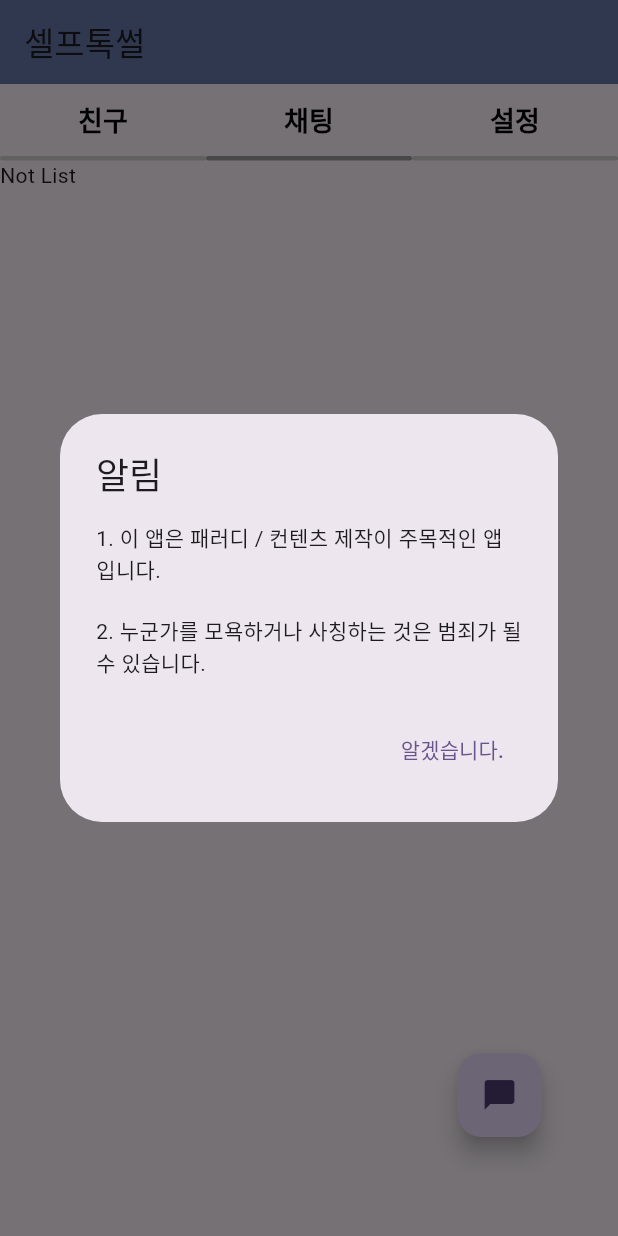
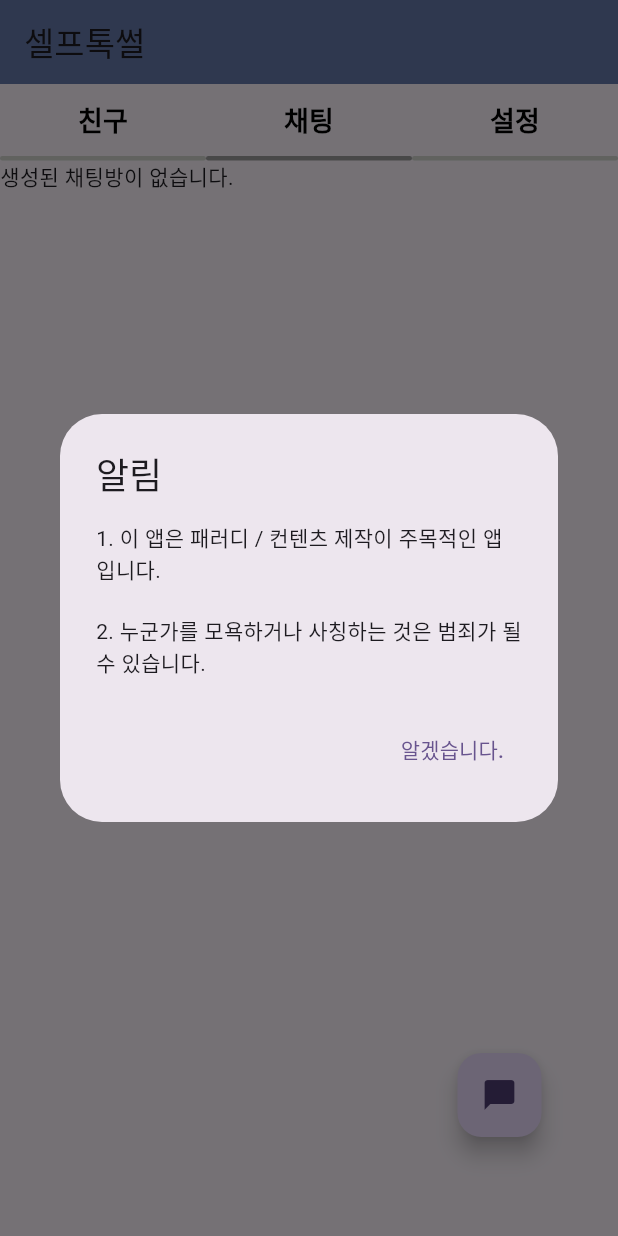
Before and after one commit to mmol93/flutter_self_talk, a Flutter app: the screen it shows after launch, swiped to page 2, on a phone screen of 412 x 824 dp. Run offline on Flutter 3.47's test engine with Material 3 defaults, Android fonts, the phone set to English and light mode, and no system bars; drawn by our look-alikes of smooth_page_indicator; our stand-ins replace flutter_riverpod, fluttertoast, google_fonts, image_picker, logger, shared_preferences and 1 more; accounts and stored records are empty.

Commit message:
1. 채팅 리스트 아이템이 동적으로 데이터를 받아서 UI에 표시하도록 변경 2. Chat Model에 lastMessage, alarmOnOff 항목 추가

```diff
--- a/lib/screens/home/chat_list_screen.dart
+++ b/lib/screens/home/chat_list_screen.dart
@@ -14,15 +14,16 @@ class _ChatListScreen extends ConsumerState<ChatListScreen> {
   @override
   Widget build(BuildContext context) {
     final viewModel = ref.watch(chatViewModelProvider.notifier);
-    final chatList = ref.watch(chatViewModelProvider);
+    final chatData = ref.watch(chatViewModelProvider);
     return Scaffold(
       body: Expanded(
-        child: Column(
-          children: [
-            if (chatList != null) ChatRoomListItem(chatRoom: chatList,) else Text("Not List"),
-          ],
-        ),
-      ),
+          child: chatData != null
+              ? Column(
+                  children: chatData.chatList!.entries
+                      .map((chatInfo) => ChatRoomListItem(chat: chatInfo.value))
+                      .toList(),
+                )
+              : Text("생성된 채팅방이 없습니다.")),
       floatingActionButton: Container(
         margin: const EdgeInsets.only(bottom: 50, right: 35),
         child: FloatingActionButton(
--- /dev/null
+++ b/lib/utils/Typedefs.dart
@@ -0,0 +1 @@
+typedef ChatRoomUniqueId = String;
--- a/lib/viewModel/chat_viewModel.dart
+++ b/lib/viewModel/chat_viewModel.dart
@@ -9,6 +9,7 @@ final chatViewModelProvider = StateNotifierProvider<ChatViewModel, ChatRoom?>(
 // ChatList 예시
 ChatRoom dummyChatList = ChatRoom(chatList: {
   "abcd1": Chat(
+    lastMessage: "마지막 메시지",
     title: '친구들과의 채팅1',
     messageList: [
       Message(
@@ -52,6 +53,8 @@ ChatRoom dummyChatList = ChatRoom(chatList: {
     modifiedDate: DateTime.now().add(const Duration(minutes: 1)),
   ),
   "abcd2": Chat(
+    lastMessage: "마지막 메시지",
+    alarmOnOff: false,
     title: '친구들과의 채팅2',
     messageList: [
       Message(
--- a/pubspec.yaml
+++ b/pubspec.yaml
@@ -76,6 +76,9 @@ dependencies:
   # build_runner - https://pub.dev/packages/build_runner/install
   build_runner: ^2.4.9
 
+  # intl - https://pub.dev/packages/intl/install
+  intl: ^0.19.0
+
 dev_dependencies:
   flutter_test:
     sdk: flutter
```
Also changed, not shown: lib/models/chat.dart (+34 -13 lines), lib/widgets/home/item_chat_room_list.dart (+19 -16 lines), lib/models/chat.g.dart.
